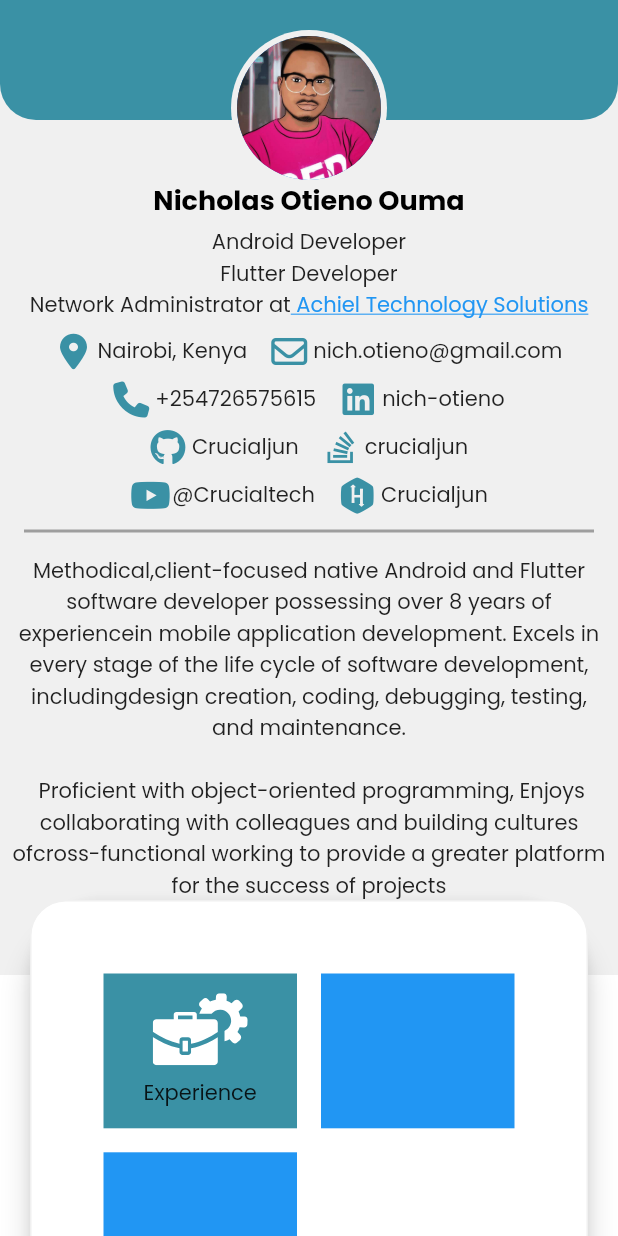
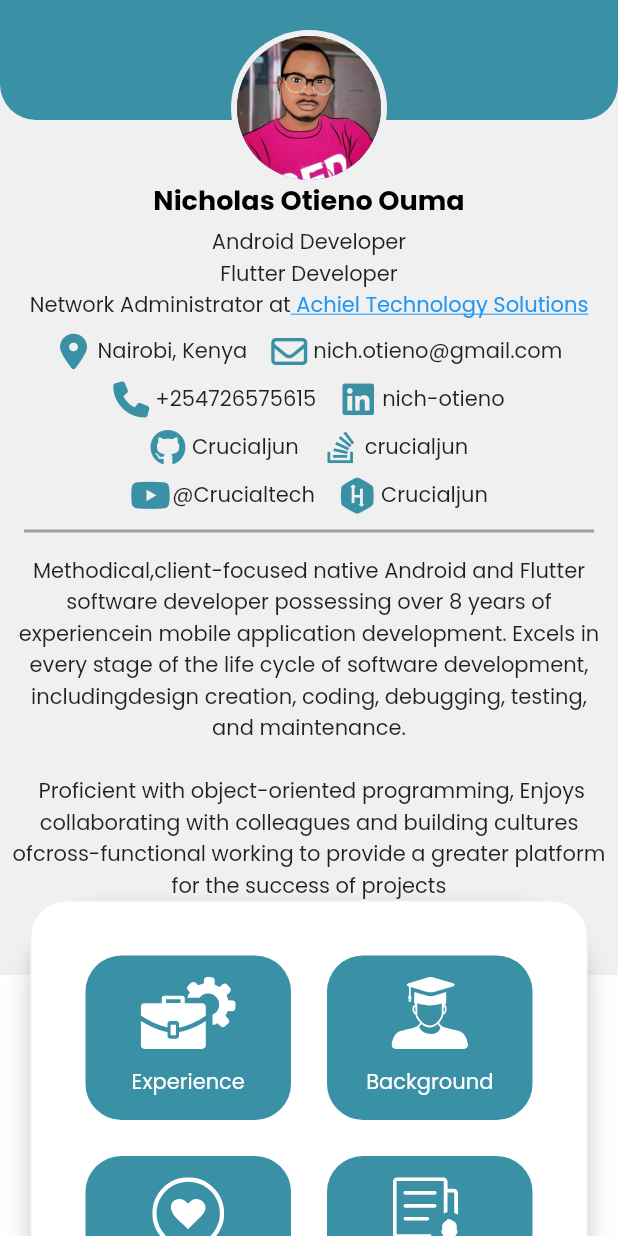
Before and after one commit to Crucialjun/flutter_cv, a Flutter app: the screen it shows after launch, on a phone screen of 412 x 824 dp. Run offline on Flutter 3.47's test engine with Material 2 defaults, Android fonts, the phone set to English and light mode, and no system bars; our stand-ins replace flutter_svg, font_awesome_flutter, google_fonts.

Commit message:
front page

```diff
--- a/lib/main_dashboard.dart
+++ b/lib/main_dashboard.dart
@@ -20,10 +20,9 @@ class MainDashboard extends StatelessWidget {
             statusBarBrightness: Brightness.light),
         backgroundColor: main_color,
       ),
-      body: SingleChildScrollView(
-        child: Column(
-          children: [
-            Stack(
+      body: SafeArea(
+        child: SingleChildScrollView(
+          child: Stack(
             children: [
               Container(
                 height: MediaQuery.of(context).size.height,
@@ -269,10 +268,12 @@ class MainDashboard extends StatelessWidget {
                   ],
                 ),
               ),
-                Positioned(
+              Padding(
+                  padding: const EdgeInsets.only(
                     top: 600,
                     left: 0,
                     right: 0,
+                  ),
                   child: Card(
                     shape: RoundedRectangleBorder(
                       borderRadius: BorderRadius.circular(50),
@@ -288,19 +289,22 @@ class MainDashboard extends StatelessWidget {
                         width: MediaQuery.of(context).size.width,
                         height: 400,
                         child: GridView.count(
-                            padding: const EdgeInsets.all(48),
+                          padding: const EdgeInsets.all(36),
                           crossAxisCount: 2,
-                            crossAxisSpacing: 16,
-                            mainAxisSpacing: 16,
+                          crossAxisSpacing: 24,
+                          mainAxisSpacing: 24,
                           childAspectRatio: (1 / 0.8),
-                            shrinkWrap: true,
+                          //shrinkWrap: true,
                           children: [
                             Container(
                               width: 40,
                               height: 40,
+                              decoration: BoxDecoration(
                                   color: main_color,
+                                  borderRadius: BorderRadius.circular(24)),
                               child: Column(
                                 mainAxisAlignment: MainAxisAlignment.center,
+                                crossAxisAlignment: CrossAxisAlignment.center,
                                 children: [
                                   SvgPicture.asset(
                                     "assets/experience_icon.svg",
@@ -308,28 +312,99 @@ class MainDashboard extends StatelessWidget {
                                     height: 48,
                                   ),
                                   const SizedBox(
-                                      height: 8,
+                                    height: 12,
                                   ),
-                                    const Text("Experience")
+                                  const Text(
+                                    "Experience",
+                                    textAlign: TextAlign.center,
+                                    style: TextStyle(color: Colors.white),
+                                  )
                                 ],
                               ),
                             ),
                             Container(
                               width: 40,
                               height: 40,
-                                color: Colors.blue,
+                              decoration: BoxDecoration(
+                                  color: main_color,
+                                  borderRadius: BorderRadius.circular(24)),
+                              child: Column(
+                                mainAxisAlignment: MainAxisAlignment.center,
+                                crossAxisAlignment: CrossAxisAlignment.center,
+                                children: [
+                                  SvgPicture.asset(
+                                    "assets/student_icon.svg",
+                                    color: Colors.white,
+                                    height: 48,
+                                  ),
+                                  const SizedBox(
+                                    height: 12,
+                                  ),
+                                  const Text(
+                                    "Background",
+                                    textAlign: TextAlign.center,
+                                    style: TextStyle(color: Colors.white),
+                                  )
+                                ],
+                              ),
                             ),
                             Container(
                               width: 40,
                               height: 40,
-                                color: Colors.blue,
+                              decoration: BoxDecoration(
+                                  color: main_color,
+                                  borderRadius: BorderRadius.circular(24)),
+                              child: Column(
+                                mainAxisAlignment: MainAxisAlignment.center,
+                                crossAxisAlignment: CrossAxisAlignment.center,
+                                children: [
+                                  SvgPicture.asset(
+                                    "assets/intrest_icon.svg",
+                                    color: Colors.white,
+                                    height: 48,
+                                  ),
+                                  const SizedBox(
+                                    height: 12,
+                                  ),
+                                  const Text(
+                                    "Intrests",
+                                    textAlign: TextAlign.center,
+                                    style: TextStyle(color: Colors.white),
+                                  )
+                                ],
+                              ),
+                            ),
+                            Container(
+                              width: 40,
+                              height: 40,
+                              decoration: BoxDecoration(
+                                  color: main_color,
+                                  borderRadius: BorderRadius.circular(24)),
+                              child: Column(
+                                mainAxisAlignment: MainAxisAlignment.center,
+                                crossAxisAlignment: CrossAxisAlignment.center,
+                                children: [
+                                  SvgPicture.asset(
+                                    "assets/portfolio_icon.svg",
+                                    color: Colors.white,
+                                    height: 48,
+                                  ),
+                                  const SizedBox(
+                                    height: 12,
+                                  ),
+                                  const Text(
+                                    "Projects",
+                                    textAlign: TextAlign.center,
+                                    style: TextStyle(color: Colors.white),
+                                  )
+                                ],
+                              ),
                             ),
                           ],
                         )),
                   )),
             ],
           ),
-          ],
         ),
       ),
     );
```
Also changed, not shown: assets/education_icon.svg (added), assets/intrest_icon.svg (added), assets/portfolio_icon.svg (added), assets/student_icon.svg (added). Lines whose indentation alone changed are shown as unchanged.
